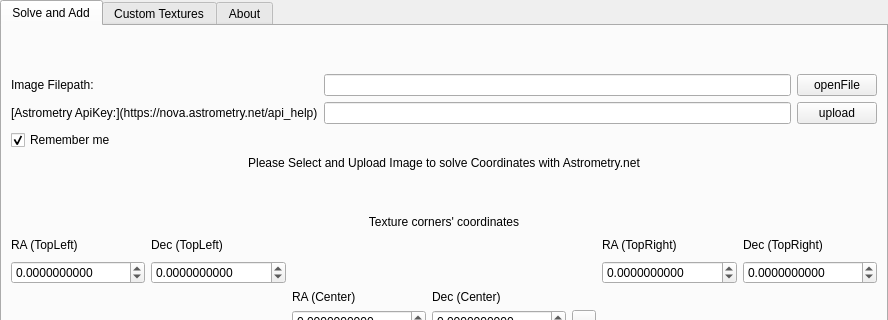
Stellarium/stellarium, file plugins/NebulaTextures/src/gui/nebulaTexturesDialog.ui: the form before one commit; both pictures show x 0 to 888 and y 0 to 320 of the 888 by 555 pixel window.
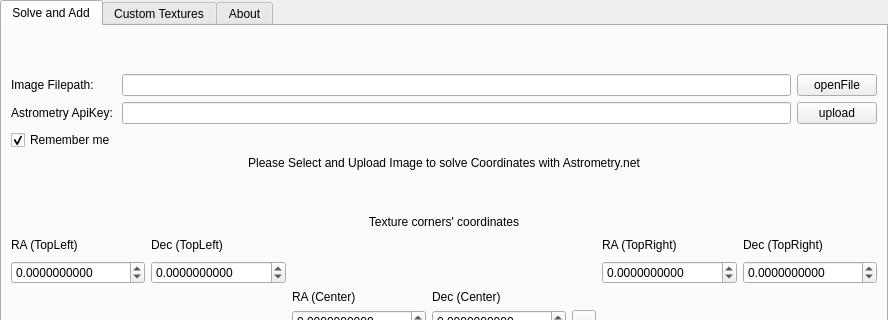
The form after the commit. Icons and pictures are not drawn. Custom widgets are drawn as their Qt base class.

Commit message: Delete images, remove Markdown, enhance apikey

The edit to the form file:
```diff
--- a/plugins/NebulaTextures/src/gui/nebulaTexturesDialog.ui
+++ b/plugins/NebulaTextures/src/gui/nebulaTexturesDialog.ui
@@ -85,7 +85,11 @@
           </widget>
          </item>
          <item row="1" column="1">
-          <widget class="QLineEdit" name="lineEditApiKey"/>
+          <widget class="QLineEdit" name="lineEditApiKey">
+           <property name="echoMode">
+            <enum>QLineEdit::EchoMode::PasswordEchoOnEdit</enum>
+           </property>
+          </widget>
          </item>
          <item row="1" column="2">
           <widget class="QPushButton" name="uploadImageButton">
@@ -97,10 +101,16 @@
          <item row="1" column="0">
           <widget class="QLabel" name="label_apiKey">
            <property name="text">
-            <string>[Astrometry ApiKey:](https://nova.astrometry.net/api_help)</string>
+            <string>Astrometry ApiKey:</string>
            </property>
            <property name="textFormat">
-            <enum>Qt::TextFormat::MarkdownText</enum>
+            <enum>Qt::TextFormat::RichText</enum>
+           </property>
+           <property name="openExternalLinks">
+            <bool>true</bool>
+           </property>
+           <property name="textInteractionFlags">
+            <set>Qt::TextInteractionFlag::TextBrowserInteraction</set>
            </property>
           </widget>
          </item>
```
The commit also changes 2 other files.
